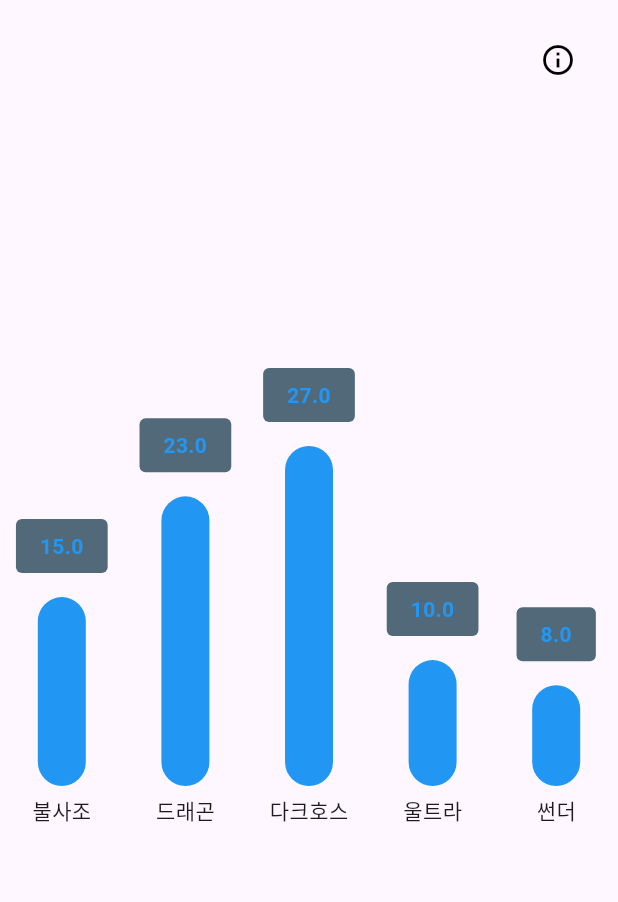
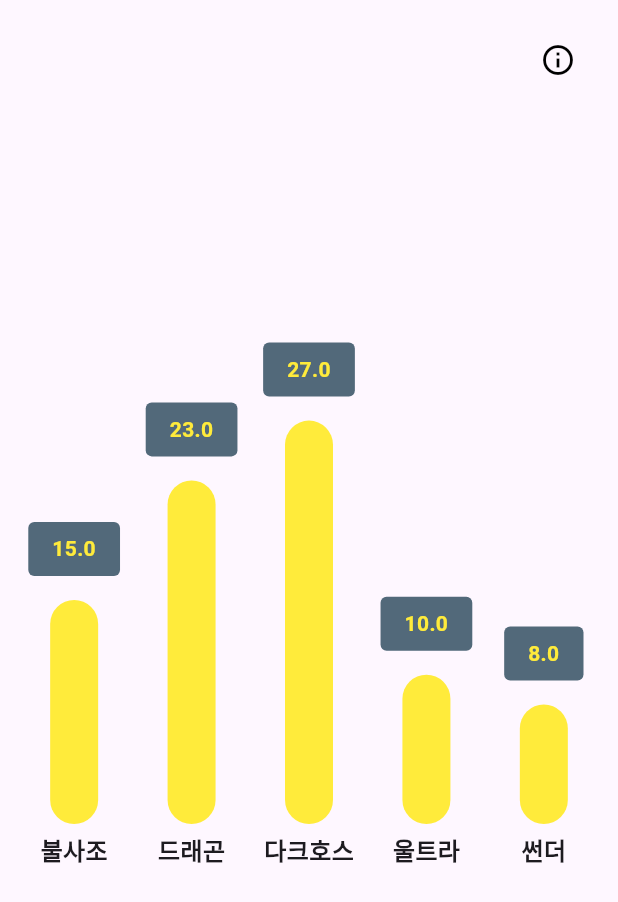
Before and after one commit to shinseunguk/Splitly, a Flutter app: the screen it shows after launch, on a phone screen of 412 x 824 dp. Shown: the top 902 px of the screen. Run offline on Flutter 3.47's test engine with Material 3 defaults, Android fonts, the phone set to English and light mode, and no system bars; drawn by our look-alikes of fl_chart; our stand-ins replace get.

Commit message:
💄 차트 색깔 변경 및 반응형으로 작업

```diff
--- a/lib/view/home_view.dart
+++ b/lib/view/home_view.dart
@@ -99,14 +99,16 @@ class _HomeViewState extends State<HomeView> with RouteAware {
               Center(
                 child: LayoutBuilder(
                   builder: (context, constraints) {
+                    // 반응형 차트 크기 설정 (웹/모바일 대응)
+                    final isWide = constraints.maxWidth > 700;
                     final chartWidth =
-                        constraints.maxWidth > 500
-                            ? 500.0
-                            : constraints.maxWidth;
+                        isWide
+                            ? constraints.maxWidth * 0.7
+                            : constraints.maxWidth * 0.95;
                     final chartHeight =
-                        constraints.maxHeight > 320
-                            ? 320.0
-                            : constraints.maxHeight;
+                        isWide
+                            ? constraints.maxHeight * 0.7
+                            : constraints.maxHeight * 0.45;
                     return SizedBox(
                       width: chartWidth,
                       height: chartHeight,
@@ -126,8 +128,8 @@ class _HomeViewState extends State<HomeView> with RouteAware {
                                                     .teamScore ??
                                                 0)
                                             .toDouble(),
-                                    color: Colors.blue,
-                                    width: 32,
+                                    color: Colors.yellow,
+                                    width: isWide ? 64 : 32,
                                   ),
                                 ],
                                 showingTooltipIndicators: [0],
@@ -157,8 +159,9 @@ class _HomeViewState extends State<HomeView> with RouteAware {
                                     ),
                                     child: Text(
                                       teams[idx].teamName,
-                                      style: const TextStyle(
-                                        fontSize: 14,
+                                      style: TextStyle(
+                                        fontWeight: FontWeight.bold,
+                                        fontSize: isWide ? 30 : 16,
                                         overflow: TextOverflow.visible,
                                       ),
                                       textAlign: TextAlign.center,
```
